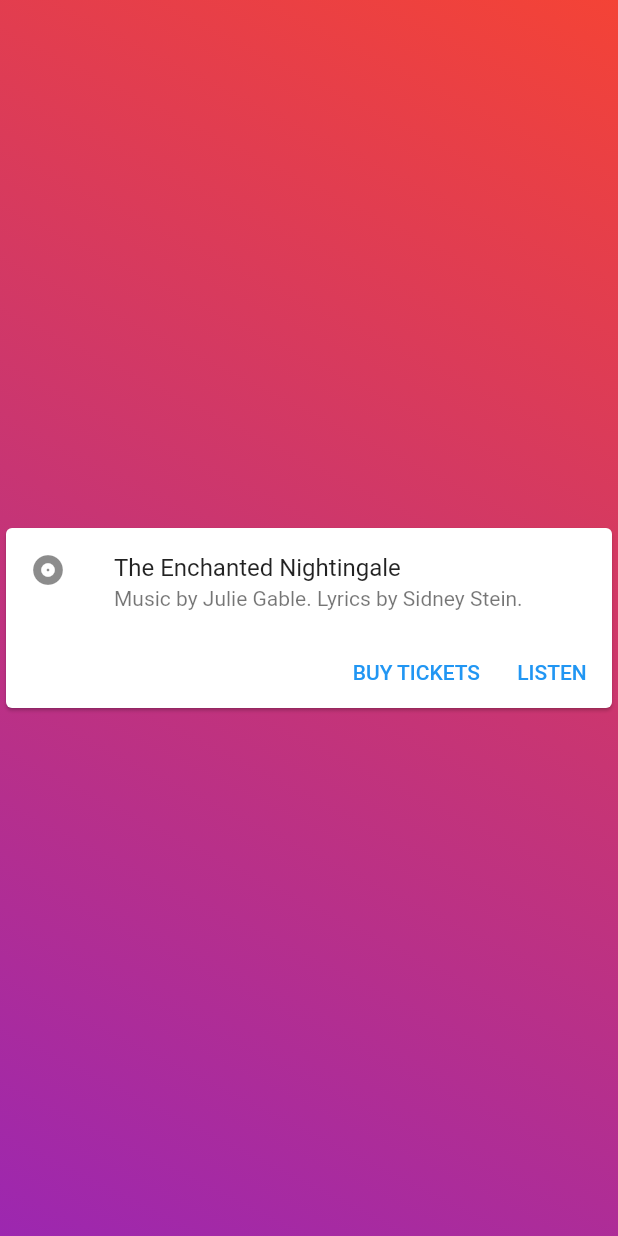
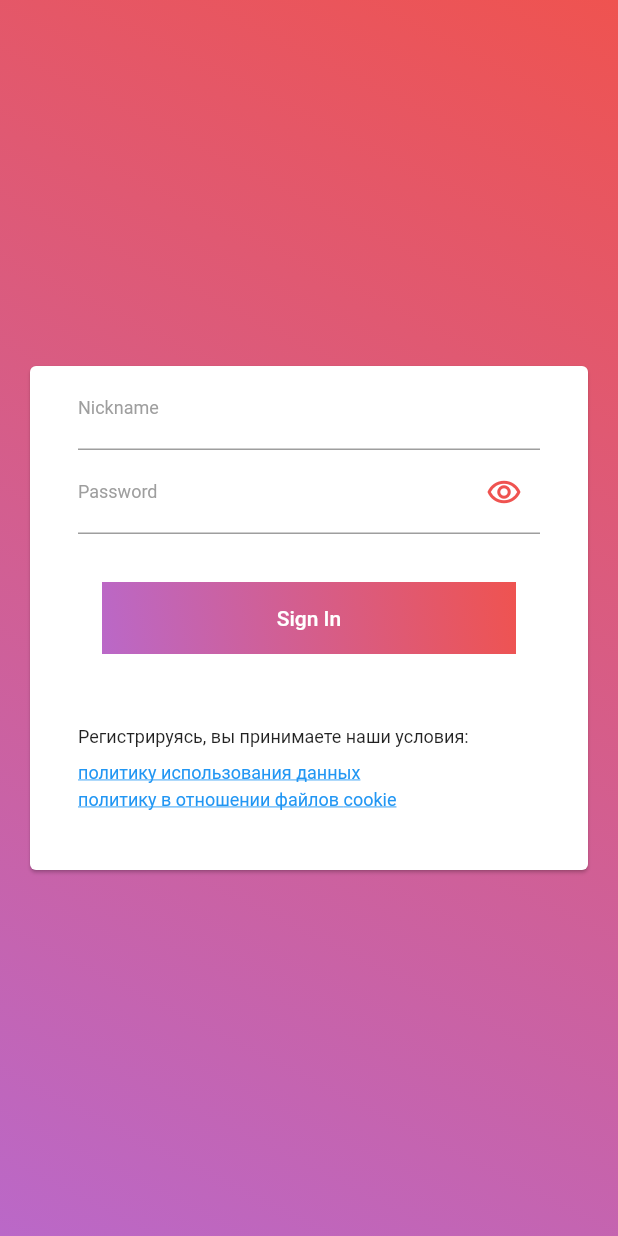
Before and after one commit to ablintsova/test_project, a Flutter app: the screen it shows after launch, on a phone screen of 412 x 824 dp. Run offline on Flutter 3.47's test engine with Material 2 defaults, Android fonts, the phone set to English and light mode, and no system bars.

Commit message:
Add draft design for Sign In screen

```diff
--- a/lib/main.dart
+++ b/lib/main.dart
@@ -1,74 +1,27 @@
-/// Flutter code sample for Card
+import 'package:flutter/material.dart';
+import 'sign_in_card.dart';
 
-// This sample shows creation of a [Card] widget that shows album information
-// and two actions.
+void main() => runApp(MyApp());
 
-import 'package:flutter/material.dart';
-
-void main() => runApp(const MyApp());
-
-/// This is the main application widget.
 class MyApp extends StatelessWidget {
-  const MyApp({Key? key}) : super(key: key);
-
-  static const String _title = 'Flutter Code Sample';
-
   @override
   Widget build(BuildContext context) {
     return MaterialApp(
-      title: _title,
       home: Scaffold(
         appBar: null,
-        body: const MyStatelessWidget(),
-      ),
-    );
-  }
-}
-
-/// This is the stateless widget that the main application instantiates.
-class MyStatelessWidget extends StatelessWidget {
-  const MyStatelessWidget({Key? key}) : super(key: key);
-
-  @override
-  Widget build(BuildContext context) {
-    return Center(
-      child: Container(
-        decoration: BoxDecoration(
-            gradient: LinearGradient(
+        body: Center(
+          child: Container(
+            decoration: BoxDecoration(
+                gradient: LinearGradient(
               begin: Alignment.topRight,
               end: Alignment.bottomLeft,
               colors: [
-                Colors.red,
-                Colors.purple,
+                Colors.red.shade400,
+                Colors.purple.shade300,
               ],
             )),
-        child: Center(
-          child: Card(
-            child: Column(
-              mainAxisSize: MainAxisSize.min,
-              children: <Widget>[
-                const ListTile(
-                  leading: Icon(Icons.album),
-                  title: Text('The Enchanted Nightingale'),
-                  subtitle:
-                  Text('Music by Julie Gable. Lyrics by Sidney Stein.'),
-                ),
-                Row(
-                  mainAxisAlignment: MainAxisAlignment.end,
-                  children: <Widget>[
-                    TextButton(
-                      child: const Text('BUY TICKETS'),
-                      onPressed: () {/* ... */},
-                    ),
-                    const SizedBox(width: 8),
-                    TextButton(
-                      child: const Text('LISTEN'),
-                      onPressed: () {/* ... */},
-                    ),
-                    const SizedBox(width: 8),
-                  ],
-                ),
-              ],
+            child: Center(
+              child: const SignInCard()
             ),
           ),
         ),
--- /dev/null
+++ b/lib/sign_in_card.dart
@@ -0,0 +1,20 @@
+import 'package:flutter/material.dart';
+
+import 'sign_in_form.dart';
+
+class SignInCard extends StatelessWidget {
+  const SignInCard({Key? key}) : super(key: key);
+
+  @override
+  Widget build(BuildContext context) {
+    return Center(
+        child: Padding(
+            padding: const EdgeInsets.symmetric(horizontal: 16.0),
+            child: Card(
+            child:Padding(
+            padding: const EdgeInsets.symmetric(horizontal: 32.0),
+                child: Column(
+                    mainAxisSize: MainAxisSize.min,
+                    children: <Widget>[SignInForm()])))));
+  }
+}
--- /dev/null
+++ b/lib/sign_in_form.dart
@@ -0,0 +1,131 @@
+import 'package:flutter/material.dart';
+
+// Create a Form widget.
+class SignInForm extends StatefulWidget {
+  @override
+  SignInFormState createState() {
+    return SignInFormState();
+  }
+}
+
+// Create a corresponding State class.
+// This class holds data related to the form.
+class SignInFormState extends State<SignInForm> {
+  // Create a global key that uniquely identifies the Form widget
+  // and allows validation of the form.
+  //
+  // Note: This is a GlobalKey<FormState>,
+  // not a GlobalKey<MyCustomFormState>.
+  final _formKey = GlobalKey<FormState>();
+
+  @override
+  Widget build(BuildContext context) {
+    // Build a Form widget using the _formKey created above.
+    return Form(
+      key: _formKey,
+      child: Column(
+        crossAxisAlignment: CrossAxisAlignment.start,
+        children: <Widget>[
+          TextFormField(
+            decoration: InputDecoration(
+              labelText: 'Nickname',
+              labelStyle: TextStyle(
+                fontSize: 12.0,
+                color: Colors.grey,
+              ),
+            ),
+            // The validator receives the text that the user has entered.
+            validator: (value) {
+              if (value == null || value.isEmpty) {
+                return 'Please enter some text';
+              }
+              return null;
+            },
+          ),
+          TextFormField(
+            decoration: InputDecoration(
+              //border: UnderlineInputBorder(),
+              suffixIcon: Icon(Icons.remove_red_eye_outlined,
+                  color: Colors.red.shade400),
+              labelText: 'Password',
+              labelStyle: TextStyle(
+                fontSize: 12.0,
+                color: Colors.grey,
+              ),
+            ),
+            // The validator receives the text that the user has entered.
+            validator: (value) {
+              if (value == null || value.isEmpty) {
+                return 'Please enter some text';
+              }
+              return null;
+            },
+          ),
+          Padding(
+            padding: const EdgeInsets.symmetric(vertical: 32.0),
+            child: ElevatedButton(
+              style: ElevatedButton.styleFrom(
+                  primary: Colors.transparent, elevation: 0),
+              onPressed: () {
+                // Validate returns true if the form is valid, or false otherwise.
+                if (_formKey.currentState!.validate()) {
+                  // If the form is valid, display a snackbar. In the real world,
+                  // you'd often call a server or save the information in a database.
+                  ScaffoldMessenger.of(context)
+                      .showSnackBar(SnackBar(content: Text('Processing Data')));
+                }
+              },
+              child: Ink(
+                decoration: BoxDecoration(
+                  gradient: LinearGradient(
+                    begin: Alignment.topRight,
+                    end: Alignment.bottomLeft,
+                    colors: [
+                      Colors.red.shade400,
+                      Colors.purple.shade300,
+                    ],
+                  ),
+                ),
+                child: Container(
+                  constraints:
+                      const BoxConstraints(minWidth: 88.0, minHeight: 48.0),
+                  // min sizes for Material buttons
+                  alignment: Alignment.center,
+                  child: const Text(
+                    'Sign In',
+                    textAlign: TextAlign.center,
+                  ),
+                ),
+              ),
+            ),
+          ),
+          Padding(
+            padding: const EdgeInsets.only(top: 16.0, bottom: 6.0),
+            child: Text('Регистрируясь, вы принимаете наши условия:',
+                style: TextStyle(
+                  fontSize: 12.0)
+                )
+          ),
+
+          Padding(
+            padding: const EdgeInsets.symmetric(vertical: 4.0),
+            child: Text('политику использования данных', style: TextStyle(
+                fontSize: 12.0,
+                decoration: TextDecoration.underline,
+                color: Colors.blue
+            )),
+          ),
+          Padding(
+            padding: const EdgeInsets.only(bottom: 40.0),
+            child:
+                Text('политику в отношении файлов cookie', style: TextStyle(
+                    fontSize: 12.0,
+                    decoration: TextDecoration.underline,
+                    color: Colors.blue
+                )),
+          )
+        ],
+      ),
+    );
+  }
+}
```
